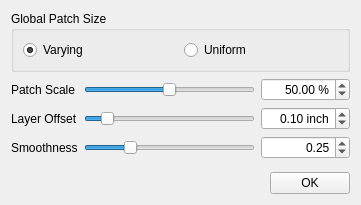
TopModLab/Unfolding, file forms/NeoWeavePanel.ui: the form before one commit.
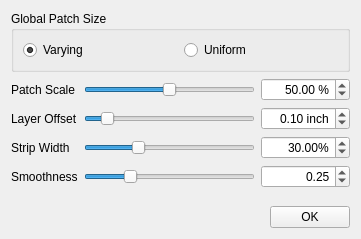
The form after the commit.

Commit message: added patch strip width control

```diff
--- a/forms/NeoWeavePanel.ui
+++ b/forms/NeoWeavePanel.ui
@@ -7,7 +7,7 @@
     <x>0</x>
     <y>0</y>
     <width>361</width>
-    <height>205</height>
+    <height>239</height>
    </rect>
   </property>
   <property name="windowTitle">
@@ -46,13 +46,6 @@
    </item>
    <item>
     <layout class="QGridLayout" name="gridLayout">
-     <item row="1" column="0">
-      <widget class="QLabel" name="label_2">
-       <property name="text">
-        <string>Layer Offset</string>
-       </property>
-      </widget>
-     </item>
      <item row="0" column="2">
       <widget class="QDoubleSpinBox" name="patchSizeSpinBox">
        <property name="sizePolicy">
@@ -84,6 +77,71 @@
        </property>
       </widget>
      </item>
+     <item row="3" column="2">
+      <widget class="QDoubleSpinBox" name="stripScaleSpinBox">
+       <property name="sizePolicy">
+        <sizepolicy hsizetype="Minimum" vsizetype="Fixed">
+         <horstretch>0</horstretch>
+         <verstretch>0</verstretch>
+        </sizepolicy>
+       </property>
+       <property name="minimumSize">
+        <size>
+         <width>0</width>
+         <height>0</height>
+        </size>
+       </property>
+       <property name="alignment">
+        <set>Qt::AlignRight|Qt::AlignTrailing|Qt::AlignVCenter</set>
+       </property>
+       <property name="maximum">
+        <double>1.000000000000000</double>
+       </property>
+       <property name="singleStep">
+        <double>0.050000000000000</double>
+       </property>
+       <property name="value">
+        <double>0.250000000000000</double>
+       </property>
+      </widget>
+     </item>
+     <item row="3" column="0">
+      <widget class="QLabel" name="label_3">
+       <property name="text">
+        <string>Smoothness</string>
+       </property>
+      </widget>
+     </item>
+     <item row="3" column="1">
+      <widget class="QSlider" name="stripScaleSlider">
+       <property name="maximum">
+        <number>100</number>
+       </property>
+       <property name="singleStep">
+        <number>1</number>
+       </property>
+       <property name="value">
+        <number>25</number>
+       </property>
+       <property name="orientation">
+        <enum>Qt::Horizontal</enum>
+       </property>
+      </widget>
+     </item>
+     <item row="0" column="0">
+      <widget class="QLabel" name="label">
+       <property name="text">
+        <string>Patch Scale</string>
+       </property>
+      </widget>
+     </item>
+     <item row="1" column="0">
+      <widget class="QLabel" name="label_2">
+       <property name="text">
+        <string>Layer Offset</string>
+       </property>
+      </widget>
+     </item>
      <item row="0" column="1">
       <widget class="QSlider" name="patchSizeSlider">
        <property name="minimumSize">
@@ -134,20 +192,6 @@
        </property>
       </widget>
      </item>
-     <item row="0" column="0">
-      <widget class="QLabel" name="label">
-       <property name="text">
-        <string>Patch Scale</string>
-       </property>
-      </widget>
-     </item>
-     <item row="2" column="0">
-      <widget class="QLabel" name="label_3">
-       <property name="text">
-        <string>Smoothness</string>
-       </property>
-      </widget>
-     </item>
      <item row="1" column="1">
       <widget class="QSlider" name="layerOffsetSlider">
        <property name="maximum">
@@ -161,16 +205,20 @@
        </property>
       </widget>
      </item>
+     <item row="2" column="0">
+      <widget class="QLabel" name="label_4">
+       <property name="text">
+        <string>Strip Width</string>
+       </property>
+      </widget>
+     </item>
      <item row="2" column="1">
-      <widget class="QSlider" name="stripScaleSlider">
+      <widget class="QSlider" name="stripWidthSlider">
        <property name="maximum">
         <number>100</number>
        </property>
-       <property name="singleStep">
-        <number>1</number>
-       </property>
        <property name="value">
-        <number>25</number>
+        <number>30</number>
        </property>
        <property name="orientation">
         <enum>Qt::Horizontal</enum>
@@ -178,30 +226,18 @@
       </widget>
      </item>
      <item row="2" column="2">
-      <widget class="QDoubleSpinBox" name="stripScaleSpinBox">
-       <property name="sizePolicy">
-        <sizepolicy hsizetype="Minimum" vsizetype="Fixed">
-         <horstretch>0</horstretch>
-         <verstretch>0</verstretch>
-        </sizepolicy>
-       </property>
-       <property name="minimumSize">
-        <size>
-         <width>0</width>
-         <height>0</height>
-        </size>
-       </property>
+      <widget class="QDoubleSpinBox" name="stripWidthSpinBox">
        <property name="alignment">
         <set>Qt::AlignRight|Qt::AlignTrailing|Qt::AlignVCenter</set>
        </property>
+       <property name="suffix">
+        <string>%</string>
+       </property>
        <property name="maximum">
-        <double>1.000000000000000</double>
-       </property>
-       <property name="singleStep">
-        <double>0.050000000000000</double>
+        <double>100.000000000000000</double>
        </property>
        <property name="value">
-        <double>0.250000000000000</double>
+        <double>30.000000000000000</double>
        </property>
       </widget>
      </item>
```
The commit also changes 3 other files.
